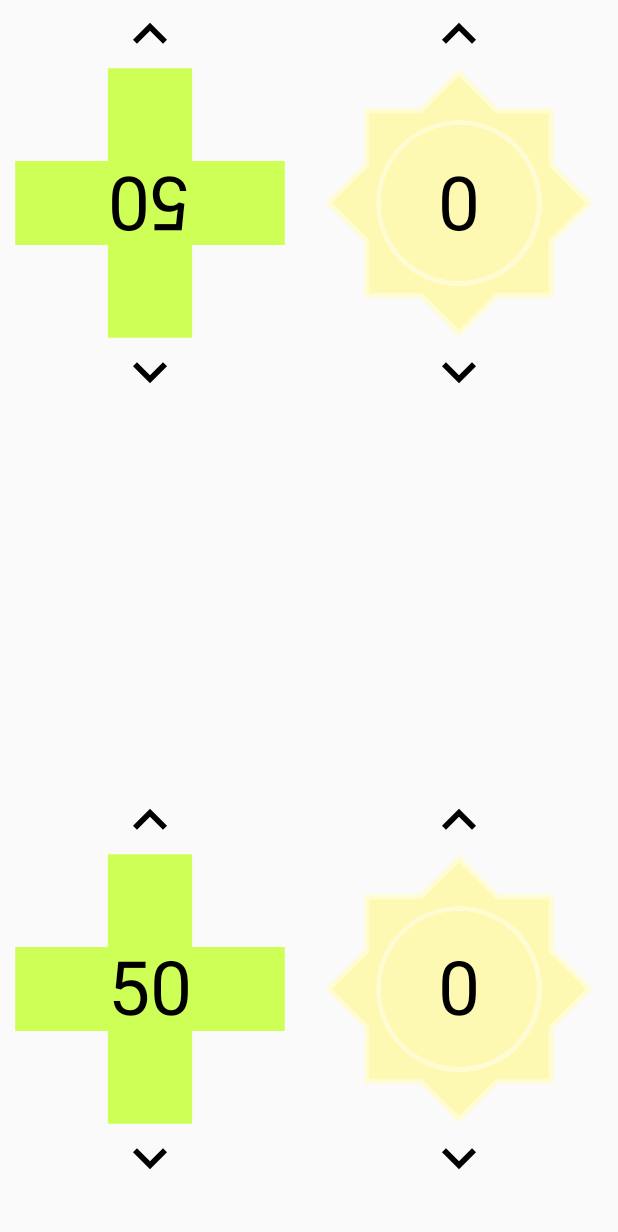
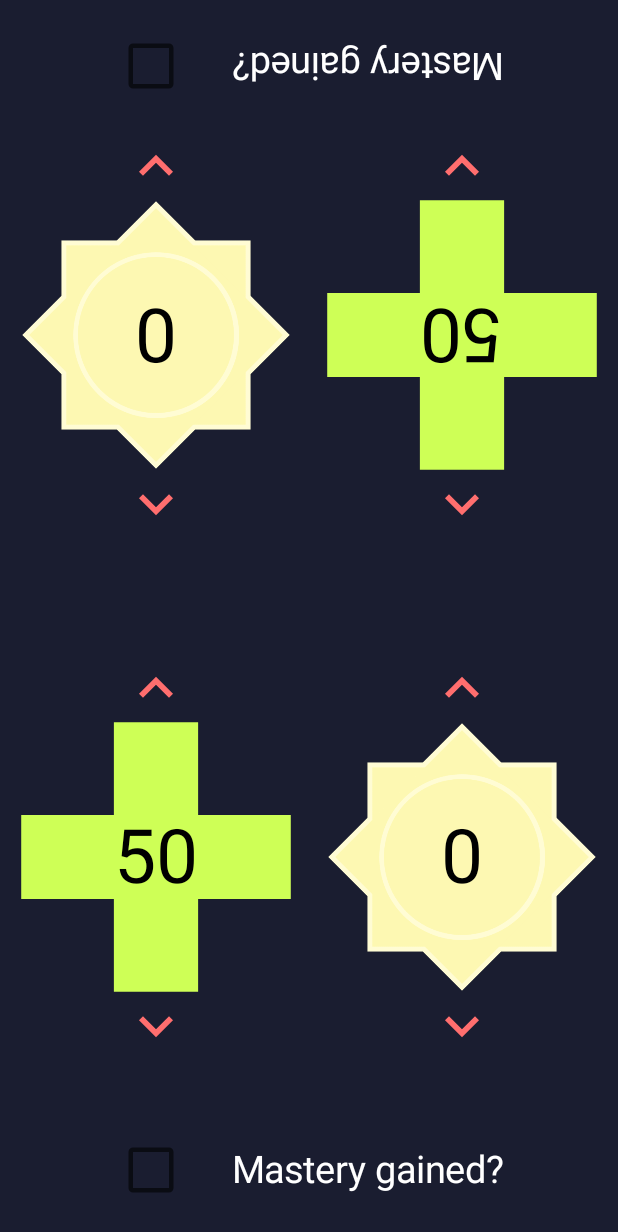
Before and after one commit to kjemison/shards-of-infinity-companion, an Android app built with Jetpack Compose: the screen it shows after launch (MainActivity), on a phone screen of 412 x 824 dp. Shown: the top 1232 px of the screen. Run offline under Robolectric (Android 15) with nearby library versions, the phone set to English and light mode, and no system bars.

Commit message:
Add mastery tracker

```diff
--- a/app/src/main/java/com/example/shardsofinfinityhelper/MainActivity.kt
+++ b/app/src/main/java/com/example/shardsofinfinityhelper/MainActivity.kt
@@ -4,17 +4,21 @@ import android.os.Bundle
 import androidx.activity.ComponentActivity
 import androidx.activity.compose.setContent
 import androidx.compose.foundation.Image
+import androidx.compose.foundation.background
 import androidx.compose.foundation.clickable
 import androidx.compose.foundation.layout.Arrangement
 import androidx.compose.foundation.layout.Box
 import androidx.compose.foundation.layout.Column
 import androidx.compose.foundation.layout.Row
+import androidx.compose.foundation.layout.Spacer
 import androidx.compose.foundation.layout.fillMaxHeight
 import androidx.compose.foundation.layout.fillMaxSize
 import androidx.compose.foundation.layout.fillMaxWidth
 import androidx.compose.foundation.layout.height
+import androidx.compose.foundation.layout.padding
 import androidx.compose.foundation.layout.size
 import androidx.compose.foundation.layout.width
+import androidx.compose.material.Checkbox
 import androidx.compose.material.Text
 import androidx.compose.runtime.Composable
 import androidx.compose.runtime.getValue
@@ -22,8 +26,12 @@ import androidx.compose.runtime.mutableStateOf
 import androidx.compose.runtime.remember
 import androidx.compose.runtime.setValue
 import androidx.compose.ui.Alignment
+import androidx.compose.ui.Alignment.Companion.CenterVertically
 import androidx.compose.ui.Modifier
 import androidx.compose.ui.draw.rotate
+import androidx.compose.ui.draw.scale
+import androidx.compose.ui.graphics.Color
+import androidx.compose.ui.res.colorResource
 import androidx.compose.ui.res.painterResource
 import androidx.compose.ui.tooling.preview.Preview
 import androidx.compose.ui.unit.dp
@@ -45,36 +53,86 @@ class MainActivity : ComponentActivity() {
 @Composable
 fun PlayerScreen() {
 	Column(
-		modifier = Modifier.fillMaxSize(),
-		verticalArrangement = Arrangement.SpaceBetween
+		verticalArrangement = Arrangement.SpaceBetween,
+		modifier = Modifier
+			.fillMaxSize()
+			.background(color = colorResource(id = R.color.background))
 	) {
 		val player1 = Player("player1")
 		val player2 = Player("player2")
 
-		PlayerArea(player = player1)
+		PlayerArea(player = player1, modifier = Modifier.rotate(180f))
 		PlayerArea(player = player2)
 	}
 }
 
 @Composable
 fun PlayerArea(player: Player, modifier: Modifier = Modifier) {
-	Box {
+	Column(
+		modifier = modifier,
+		verticalArrangement = Arrangement.Center
+	) {
 		Row(
 			horizontalArrangement = Arrangement.SpaceEvenly,
 			modifier = Modifier
 				.height(300.dp)
 				.fillMaxWidth()
 		) {
-			var playerMastery by remember { mutableStateOf(player.mastery) }
-			var playerHealth by remember { mutableStateOf(player.health) }
+			HealthIconWithInfo(player = player, modifier)
+			MasteryIconWithInfo(player = player, modifier)
+
+		}
+		Row(
+			modifier = modifier
+				.fillMaxWidth()
+				.padding(top = 20.dp, bottom = 20.dp),
+			horizontalArrangement = Arrangement.Center
+		) {
+			var selected by remember { mutableStateOf(false) }
+			Checkbox(
+				modifier = modifier
+					.scale(1.5f)
+					.align(CenterVertically),
+				checked = selected,
+				onCheckedChange = { selected = it }
+			)
+			Spacer(modifier = Modifier.width(30.dp))
+			Text(
+				modifier = modifier.align(CenterVertically),
+				text = "Mastery gained?",
+				color = Color.White,
+				fontSize = 25.sp
+			)
+		}
+	}
+}
+
+@Composable
+fun PlayerValue(value: Int, modifier: Modifier = Modifier) {
+	Text(
+		text = "$value",
+		fontSize = 50.sp,
+		modifier = modifier
+	)
+}
+
+@Composable
+fun HealthIconWithInfo(player: Player, modifier: Modifier = Modifier) {
+	var playerHealth by remember {
+		mutableStateOf(player.health)
+	}
 	Column(
-				modifier = Modifier
+		modifier = modifier
 			.width(200.dp)
 			.fillMaxHeight(),
 		horizontalAlignment = Alignment.CenterHorizontally
 	) {
-				Arrow(R.drawable.baseline_keyboard_arrow_up_24) {
+		Arrow(R.drawable.baseline_keyboard_arrow_up_24_red) {
+			if (player.name == "player1") {
+				if (playerHealth != 0) playerHealth -= 1
+			} else {
 				if (playerHealth != 50) playerHealth += 1
+			}
 		}
 		Box {
 			HealthIcon()
@@ -86,19 +144,37 @@ fun PlayerArea(player: Player, modifier: Modifier = Modifier) {
 						.rotate(180f)
 				)
 			} else {
-						PlayerValue(playerHealth, Modifier.align(Alignment.Center))
+				PlayerValue(playerHealth, modifier.align(Alignment.Center))
 			}
 		}
-				Arrow(R.drawable.baseline_keyboard_arrow_down_24) {
+		Arrow(R.drawable.baseline_keyboard_arrow_down_24_red) {
+			if (player.name == "player1") {
+				if (playerHealth != 50) playerHealth += 1
+			} else {
 				if (playerHealth != 0) playerHealth -= 1
 			}
 		}
+	}
+}
+
+@Composable
+fun MasteryIconWithInfo(player: Player, modifier: Modifier = Modifier) {
+	var playerMastery by remember {
+		mutableStateOf(player.mastery)
+	}
 	Column(
-				modifier = Modifier.fillMaxHeight(),
-				horizontalAlignment = Alignment.CenterHorizontally)
+		modifier = modifier
+			.width(200.dp)
+			.fillMaxHeight(),
+		horizontalAlignment = Alignment.CenterHorizontally
+	)
 	{
-				Arrow(R.drawable.baseline_keyboard_arrow_up_24) {
+		Arrow(R.drawable.baseline_keyboard_arrow_up_24_red) {
+			if (player.name == "player1") {
+				if (playerMastery != 0) playerMastery -= 1
+			} else {
 				if (playerMastery != 30) playerMastery += 1
+			}
 		}
 		Box {
 			MasteryIcon()
@@ -109,35 +185,17 @@ fun PlayerArea(player: Player, modifier: Modifier = Modifier) {
 						.align(Alignment.Center)
 						.rotate(180f))
 			} else {
-						PlayerValue(playerMastery, Modifier.align(Alignment.Center))
+				PlayerValue(playerMastery, modifier.align(Alignment.Center))
 			}
 		}
-				Arrow(R.drawable.baseline_keyboard_arrow_down_24) {
+		Arrow(R.drawable.baseline_keyboard_arrow_down_24_red) {
+			if (player.name == "player1") {
+				if (playerMastery != 30) playerMastery += 1
+			} else {
 				if (playerMastery != 0) playerMastery -= 1
 			}
 		}
 	}
-	}
-}
-
-@Composable
-fun PlayerValue(value: Int, modifier: Modifier = Modifier) {
-	println("player value: ${value}")
-	Text(
-		text = "$value",
-		fontSize = 50.sp,
-		modifier = modifier
-	)
-}
-
-@Composable
-fun PlayerBanner() {
-	Image(
-		painter = painterResource(id = R.drawable.shards_banner),
-		contentDescription = null,
-		modifier = Modifier.fillMaxSize(),
-		alignment = Alignment.TopCenter
-	)
 }
 
 @Composable
@@ -159,7 +217,7 @@ fun MasteryIcon(modifier: Modifier = Modifier) {
 }
 
 @Composable
-fun Arrow(paint: Int, onClick: () -> Unit) {
+fun Arrow(paint: Int, modifier: Modifier = Modifier, onClick: () -> Unit) {
 	Image(
 		painter = painterResource(id = paint),
 		contentDescription = null,
--- /dev/null
+++ b/app/src/main/res/drawable/baseline_keyboard_arrow_down_24_red.xml
@@ -0,0 +1,5 @@
+<vector android:height="24dp" android:tint="#FF6E6E"
+    android:viewportHeight="24" android:viewportWidth="24"
+    android:width="24dp" xmlns:android="http://schemas.android.com/apk/res/android">
+    <path android:fillColor="@android:color/white" android:pathData="M7.41,8.59L12,13.17l4.59,-4.58L18,10l-6,6 -6,-6 1.41,-1.41z"/>
+</vector>
--- /dev/null
+++ b/app/src/main/res/drawable/baseline_keyboard_arrow_up_24_red.xml
@@ -0,0 +1,5 @@
+<vector android:height="24dp" android:tint="#FF6E6E"
+    android:viewportHeight="24" android:viewportWidth="24"
+    android:width="24dp" xmlns:android="http://schemas.android.com/apk/res/android">
+    <path android:fillColor="@android:color/white" android:pathData="M7.41,15.41L12,10.83l4.59,4.58L18,14l-6,-6 -6,6z"/>
+</vector>
--- a/app/src/main/res/values/colors.xml
+++ b/app/src/main/res/values/colors.xml
@@ -7,5 +7,5 @@
     <color name="teal_700">#FF018786</color>
     <color name="black">#FF000000</color>
     <color name="white">#FFFFFFFF</color>
-    <color name="background">#1F2E83</color>
+    <color name="background">#1A1D30</color>
 </resources>
```
Also changed, not shown: app/src/main/res/drawable/shards_background.jpg (added), 1 other file. Lines whose indentation alone changed are shown as unchanged.
